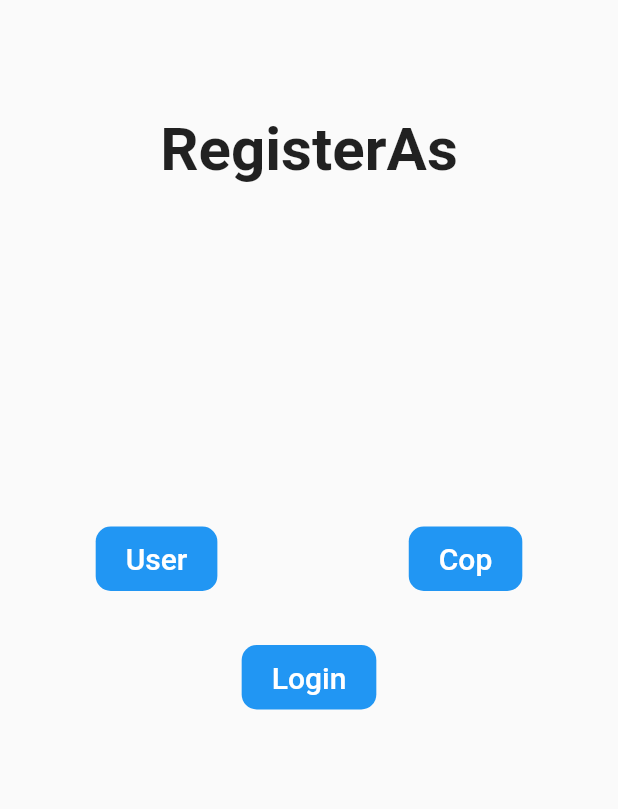
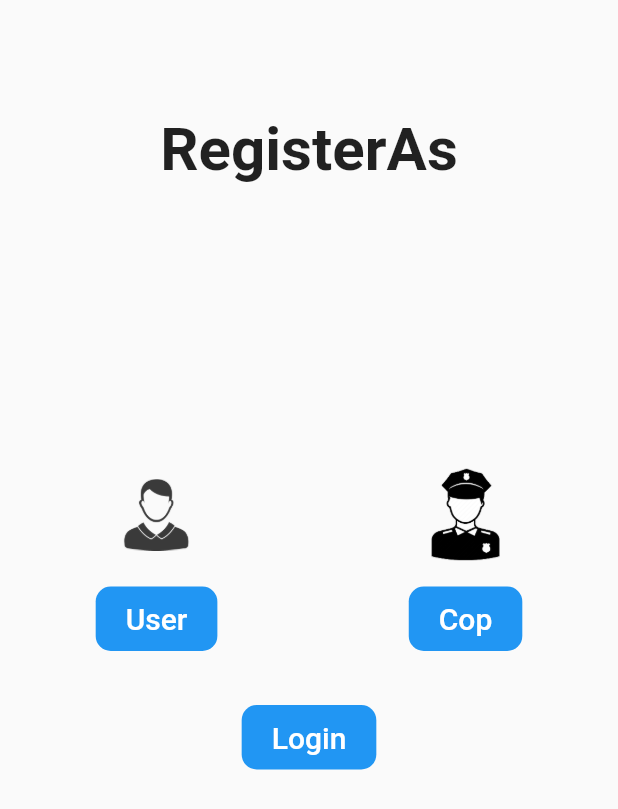
Before and after one commit to CrashTV1334/ECOP, a Flutter app: the screen it shows after launch, after a tap on "Login", after a tap on "Register", on a phone screen of 412 x 824 dp. Shown: the top 809 px of the screen. Run offline on Flutter 3.47's test engine with Material 2 defaults, Android fonts, the phone set to English and light mode, and no system bars; our stand-ins replace shared_preferences, toast.

Commit message:
finally completed

```diff
--- a/lib/API/Cop/OpenCaseAPI.dart
+++ b/lib/API/Cop/OpenCaseAPI.dart
@@ -18,6 +18,7 @@ Future<bool> OpenCaseAPI(String firid, String copid, String courtid, String user
     "Status": "OPEN",
   };
   var response = await http.post(Uri.parse(AddNewCaseUrl),body: data);
+  print(response.body);
   Map<dynamic, dynamic> res = await jsonDecode(response.body.toString());
   if(res["error"] == "Success") return true;
   MakeToast(res["error"], context);
--- a/lib/Pages/Auth/RegisterChoice.dart
+++ b/lib/Pages/Auth/RegisterChoice.dart
@@ -38,6 +38,9 @@ class _RegisterChoiceState extends State<RegisterChoice> {
                     crossAxisAlignment: CrossAxisAlignment.center,
                     mainAxisSize: MainAxisSize.max,
                     children: [
+                      Column(
+                        children: [
+                          Image.asset("Asset/User.png",width: 80,height: 80,),
                           TextButton(
                             onPressed: (){
                               Navigator.pushNamed(context, RegisterUserRouteCode);
@@ -54,6 +57,11 @@ class _RegisterChoiceState extends State<RegisterChoice> {
                                 ),)
                             ),
                           ),
+                        ],
+                      ),
+                      Column(
+                        children: [
+                          Image.asset("Asset/cop.png",width: 80, height: 80,),
                           TextButton(
                             onPressed: (){
                               Navigator.pushNamed(context, RegisterCopRouteCode);
@@ -69,6 +77,8 @@ class _RegisterChoiceState extends State<RegisterChoice> {
                                     fontSize: 20
                                 ),)
                             ),
+                          ),
+                        ],
                       ),
                     ],
                   ),
--- a/lib/Pages/SplashScreen.dart
+++ b/lib/Pages/SplashScreen.dart
@@ -37,7 +37,7 @@ class _SplashScreenState extends State<SplashScreen> {
     Height = MediaQuery.of(context).size.height;
     return Scaffold(
       body: Container(
-        color: BackgroundColor,
+        color: Colors.grey,
         width: Width,
         height: Height,
         child: Center(
@@ -45,13 +45,15 @@ class _SplashScreenState extends State<SplashScreen> {
             mainAxisSize: MainAxisSize.min,
             crossAxisAlignment: CrossAxisAlignment.center,
             children: [
+              Image.asset("Asset/splash.png"),
+              SizedBox(height: 20,),
               Text("Ecop",style: TextStyle(
-                color: Colors.grey,
+                color: Colors.black,
                 fontSize: 40,
                 decoration: TextDecoration.underline
               ),),
               Text("Online Portal of Complaints",style: TextStyle(
-                  color: Colors.grey,
+                  color: Colors.black,
                   fontSize: 20
               ),)
             ],
--- a/lib/Pages/ViewFIR.dart
+++ b/lib/Pages/ViewFIR.dart
@@ -43,9 +43,10 @@ class _ViewFIRState extends State<ViewFIR> {
     return Row(
       mainAxisAlignment: MainAxisAlignment.end,
       mainAxisSize: MainAxisSize.min,
+      crossAxisAlignment: CrossAxisAlignment.start,
       children: [
         Text(a + ": ",style: TextStyle(fontSize: 20,fontWeight: FontWeight.bold)),
-        Text(b,style: TextStyle(fontSize: 20),)
+        Expanded(child: Text(b,style: TextStyle(fontSize: 20),))
       ],
     );
   }
--- a/pubspec.yaml
+++ b/pubspec.yaml
@@ -48,8 +48,8 @@ flutter:
   uses-material-design: true
 
   # To add assets to your application, add an assets section, like this:
-  # assets:
-  #   - images/a_dot_burr.jpeg
+  assets:
+    - Asset/
   #   - images/a_dot_ham.jpeg
 
   # An image asset can refer to one or more resolution-specific "variants", see
```
Also changed, not shown: Asset/User.png (added), Asset/cop.png (added), Asset/court.png (added), Asset/splash.png (added), 5 other files. Lines whose indentation alone changed are shown as unchanged.
